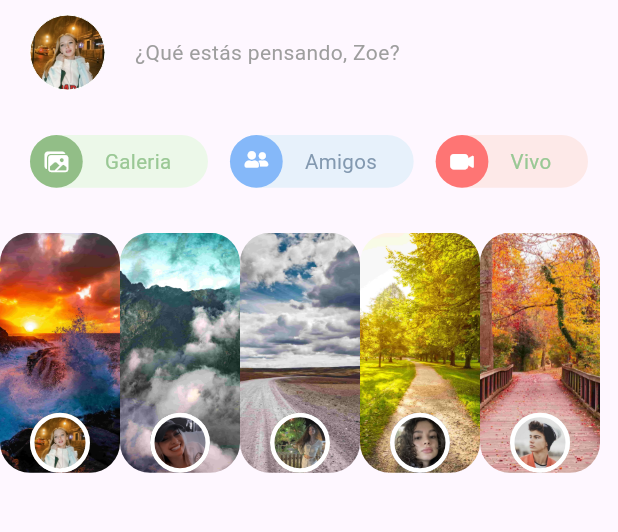
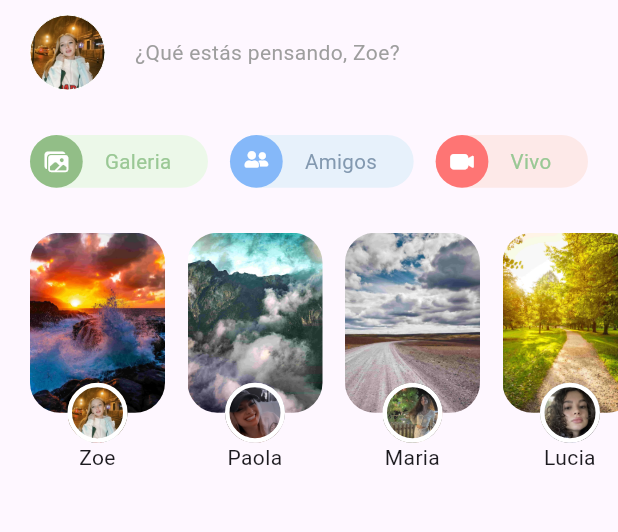
Before and after one commit to DieCau/flutter-facebook-clon, a Flutter app: the screen it shows after launch, on a phone screen of 412 x 824 dp, the part 84-616 px from its top. Run offline on Flutter 3.47's test engine with Material 3 defaults, Android fonts, the phone set to English and light mode, and no system bars; our stand-ins replace device_preview, flutter_svg.

Commit message:
add: storyItem completed

```diff
--- a/lib/widgets/stories.dart
+++ b/lib/widgets/stories.dart
@@ -1,32 +1,32 @@
 import 'package:flutter/material.dart';
 import '/models/story.dart';
-import 'avatar.dart';
+import 'story_item.dart';
 
 final _stories = [
   Story(
     bg: 'assets/wallpapers/1.jpeg',
     avatar: 'assets/users/1.jpg',
-    username: 'Ambar Zuif',
+    username: 'Zoe',
   ),
   Story(
     bg: 'assets/wallpapers/2.jpeg',
     avatar: 'assets/users/2.jpg',
-    username: 'Paola Hills',
+    username: 'Paola',
   ),
   Story(
     bg: 'assets/wallpapers/3.jpeg',
     avatar: 'assets/users/3.jpg',
-    username: 'Maria Roab',
+    username: 'Maria',
   ),
   Story(
     bg: 'assets/wallpapers/4.jpeg',
     avatar: 'assets/users/4.jpg',
-    username: 'Lucia Porse',
+    username: 'Lucia',
   ),
   Story(
     bg: 'assets/wallpapers/5.jpeg',
     avatar: 'assets/users/5.jpg',
-    username: 'Jose Isa',
+    username: 'Jose',
   ),
 ];
 
@@ -41,29 +41,9 @@ class Stories extends StatelessWidget {
         scrollDirection: Axis.horizontal,
         itemBuilder: (_, index) {
           final story = _stories[index];
-          return Stack(
-            alignment: Alignment.bottomCenter,
-            children: [
-              Container(
-                width: 80,
-                height: double.infinity,
-                decoration: BoxDecoration(
-                  borderRadius: BorderRadius.circular(20),
-                  image: DecorationImage(
-                    image: AssetImage(story.bg),
-                    fit: BoxFit.cover,
-                  ),
-                ),
-              ),
-              Positioned(
-                bottom: 0,
-                child: Avatar(
-                  size: 40,
-                  asset: story.avatar,
-                  borderWidth: 3,
-                ),
-              )
-            ],
+          return StoryItem(
+            story: story,
+            isFirst: index == 0,
           );
         },
         itemCount: _stories.length,
--- /dev/null
+++ b/lib/widgets/story_item.dart
@@ -0,0 +1,69 @@
+
+import 'package:flutter/material.dart';
+
+import '../models/story.dart';
+import 'avatar.dart';
+
+class StoryItem extends StatelessWidget {
+  const StoryItem({
+    super.key,
+    required this.story,
+    required this.isFirst,
+  });
+
+  final Story story;
+  final bool isFirst;
+
+  @override
+  Widget build(BuildContext context) {
+    return Container(
+      margin: EdgeInsets.only(
+        right: 15,
+        left: isFirst ? 20 : 0,
+      ),
+      height: 160,
+      width: 90,
+      child: Column(
+        children: [
+          Expanded(
+            child: Stack(
+              alignment: Alignment.bottomCenter,
+              children: [
+                Positioned(
+                  top: 0,
+                  bottom: 20,
+                  left: 0,
+                  right: 0,
+                  child: Container(
+                    width: 80,
+                    decoration: BoxDecoration(
+                      borderRadius: BorderRadius.circular(20),
+                      image: DecorationImage(
+                        image: AssetImage(story.bg),
+                        fit: BoxFit.cover,
+                      ),
+                    ),
+                  ),
+                ),
+                Positioned(
+                  bottom: 0,
+                  child: Avatar(
+                    size: 40,
+                    asset: story.avatar,
+                    borderWidth: 3,
+                  ),
+                )
+              ],
+            ),
+          ),
+          Text(
+            story.username,
+            maxLines: 1,
+            overflow: TextOverflow.ellipsis,
+            textAlign: TextAlign.center,
+          )
+        ],
+      ),
+    );
+  }
+}
```
